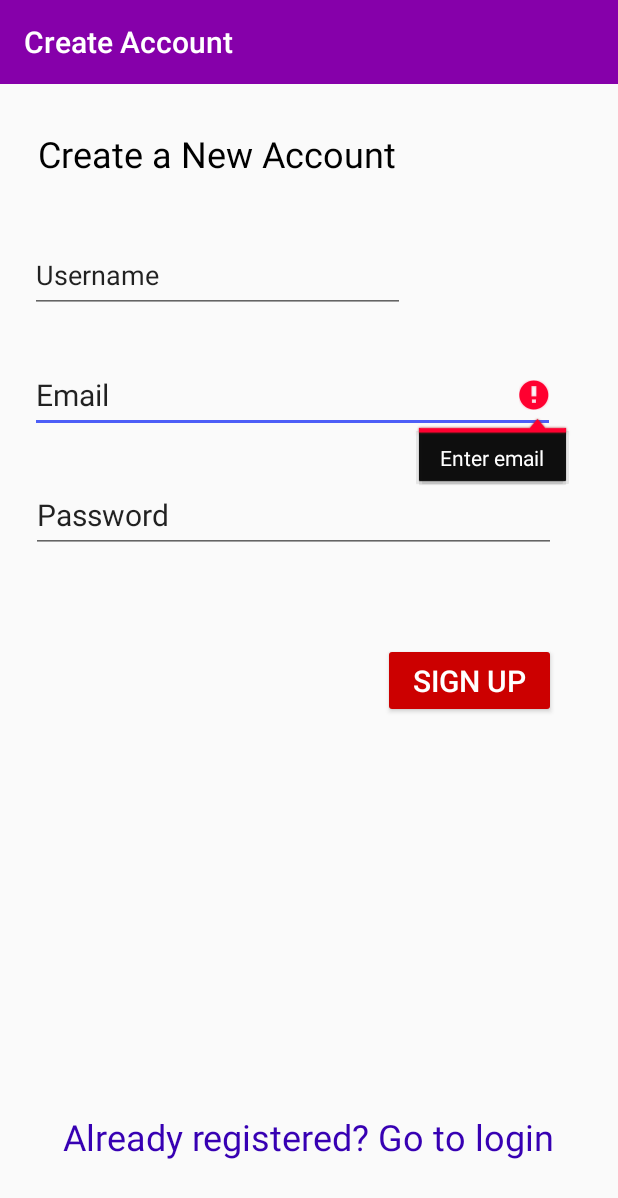
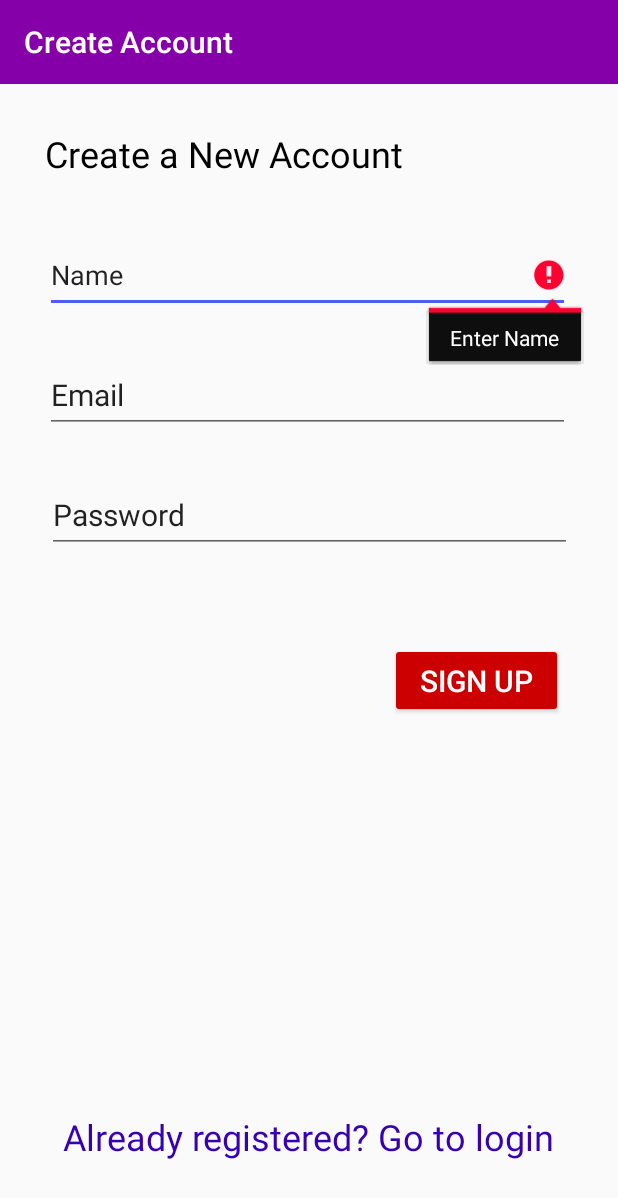
Before and after one commit to SmartWalletSDL/SmartWallet, an Android app: the SignUpActivity screen opened directly, with no data from a screen before it, after a tap on "SIGN UP", on a phone screen of 412 x 824 dp. Shown: the top 1198 px of the screen. Run offline under Robolectric (Android 15) with nearby library versions, the phone set to English and light mode, and no system bars; our stand-ins replace Firebase (no records; nobody signed in at launch, a user with empty details on screens opened directly).

Commit message:
Added ProgressDialog while Registering, Login and Deleting Account.

```diff
--- a/app/src/main/java/com/example/smartwallet/SignUpActivity.java
+++ b/app/src/main/java/com/example/smartwallet/SignUpActivity.java
@@ -1,5 +1,6 @@
 package com.example.smartwallet;
 
+import android.app.ProgressDialog;
 import android.content.Intent;
 import android.os.Bundle;
 import android.util.Log;
@@ -26,9 +27,10 @@ import java.util.HashMap;
 public class SignUpActivity extends AppCompatActivity {
 
     Toolbar toolbar;
-    private EditText emailId, password, username;
+    private EditText emailId, password, name;
     private Button btnSignup;
     private TextView tvsignup;
+    private ProgressDialog regProgress;
     FirebaseAuth mFirebaseAuth;
 
     private DatabaseReference databaseReference;
@@ -42,24 +44,33 @@ public class SignUpActivity extends AppCompatActivity {
         setSupportActionBar(toolbar);
         getSupportActionBar().setTitle("Create Account");
 
-
         mFirebaseAuth = FirebaseAuth.getInstance();
-        username = findViewById(R.id.signupUsername);
+        name = findViewById(R.id.signupName);
         emailId = findViewById(R.id.signupEmail);
         password = findViewById(R.id.signupPassword);
         btnSignup = findViewById(R.id.signUp);
         tvsignup = findViewById(R.id.toLoginText);
+        regProgress = new ProgressDialog(this);
 
         btnSignup.setOnClickListener(new View.OnClickListener() {
             @Override
             public void onClick(View view) {
-                String usernm = username.getText().toString();
+                String nm = name.getText().toString();
                 String email = emailId.getText().toString();
                 String pwd = password.getText().toString();
 
 
-                if(!usernm.isEmpty() && !email.isEmpty() && !pwd.isEmpty()){
-                    registerUser(usernm,email,pwd);
+                if(!nm.isEmpty() && !email.isEmpty() && !pwd.isEmpty()){
+                    regProgress.setTitle("Registering User.");
+                    regProgress.setMessage("Please Wait, while we create your account.");
+                    regProgress.setCanceledOnTouchOutside(false);
+                    regProgress.show();
+                    registerUser(nm,email,pwd);
+                }
+
+                else if (nm.isEmpty()){
+                    name.setError("Enter Name");
+                    name.requestFocus();
                 }
 
                 else if (email.isEmpty()) {
@@ -92,6 +103,7 @@ public class SignUpActivity extends AppCompatActivity {
                             @Override
                             public void onComplete(@NonNull Task<AuthResult> task) {
                                 if (task.isSuccessful()) {
+                                    regProgress.dismiss();
                                     FirebaseUser currUser = FirebaseAuth.getInstance().getCurrentUser();
                                     String uid = currUser.getUid();
 
@@ -101,13 +113,11 @@ public class SignUpActivity extends AppCompatActivity {
                                     map.put("EmailId",email);
                                     databaseReference.setValue(map);
 
-
-
                                     goToMain();
                                 }
                                 else {
-                                    Toast.makeText(SignUpActivity.this,
-                                            "SignUp failed! Try again",Toast.LENGTH_SHORT).show();
+                                    regProgress.hide();
+                                    Toast.makeText(SignUpActivity.this, "SignUp failed! Try again",Toast.LENGTH_SHORT).show();
                                 }
                             }
                         });
--- a/app/src/main/res/layout/activity_sign_up.xml
+++ b/app/src/main/res/layout/activity_sign_up.xml
@@ -17,9 +17,9 @@
         android:id="@+id/signupEmail"
         android:layout_width="350dp"
         android:layout_height="50dp"
-        android:layout_marginStart="20dp"
+        android:layout_marginStart="30dp"
         android:layout_marginTop="30dp"
-        android:layout_marginEnd="41dp"
+        android:layout_marginEnd="30dp"
         android:ems="10"
         android:hint="@string/email"
         android:importantForAutofill="no"
@@ -30,15 +30,15 @@
         app:layout_constraintEnd_toEndOf="parent"
         app:layout_constraintHorizontal_bias="0.0"
         app:layout_constraintStart_toStartOf="parent"
-        app:layout_constraintTop_toBottomOf="@+id/signupUsername" />
+        app:layout_constraintTop_toBottomOf="@+id/signupName" />
 
     <EditText
         android:id="@+id/signupPassword"
         android:layout_width="350dp"
         android:layout_height="50dp"
-        android:layout_marginStart="20dp"
+        android:layout_marginStart="30dp"
         android:layout_marginTop="30dp"
-        android:layout_marginEnd="41dp"
+        android:layout_marginEnd="30dp"
         android:ems="10"
         android:hint="@string/password"
         android:importantForAutofill="no"
@@ -55,7 +55,7 @@
         android:layout_height="50dp"
         android:layout_marginStart="253dp"
         android:layout_marginTop="60dp"
-        android:layout_marginEnd="40dp"
+        android:layout_marginEnd="30dp"
         android:backgroundTint="@android:color/holo_red_dark"
         android:paddingLeft="20dp"
         android:paddingRight="20dp"
@@ -84,7 +84,7 @@
         android:id="@+id/textView2"
         android:layout_width="wrap_content"
         android:layout_height="wrap_content"
-        android:layout_marginStart="25dp"
+        android:layout_marginStart="30dp"
         android:layout_marginTop="30dp"
         android:text="@string/create_a_new_account"
         android:textColor="#000000"
@@ -93,15 +93,18 @@
         app:layout_constraintTop_toBottomOf="@+id/signup_toolbar" />
 
     <EditText
-        android:id="@+id/signupUsername"
-        android:layout_width="250dp"
+        android:id="@+id/signupName"
+        android:layout_width="350dp"
         android:layout_height="50dp"
-        android:layout_marginStart="20dp"
+        android:layout_marginStart="30dp"
         android:layout_marginTop="40dp"
+        android:layout_marginEnd="30dp"
         android:ems="10"
-        android:hint="@string/username"
+        android:hint="Name"
         android:inputType="text"
         android:textColorHint="@color/common_google_signin_btn_text_light_pressed"
+        app:layout_constraintEnd_toEndOf="parent"
+        app:layout_constraintHorizontal_bias="0.035"
         app:layout_constraintStart_toStartOf="parent"
         app:layout_constraintTop_toBottomOf="@+id/textView2" />
 
```
Also changed, not shown: app/src/main/java/com/example/smartwallet/LoginActivity.java (+10 -2 lines), app/src/main/java/com/example/smartwallet/settings.java (+11 -1 lines), app/src/main/res/layout/activity_log_in.xml (+5 -5 lines).
